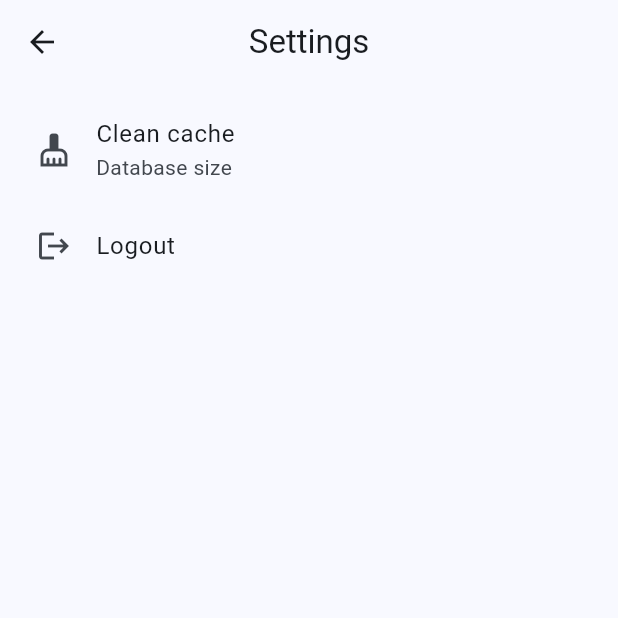
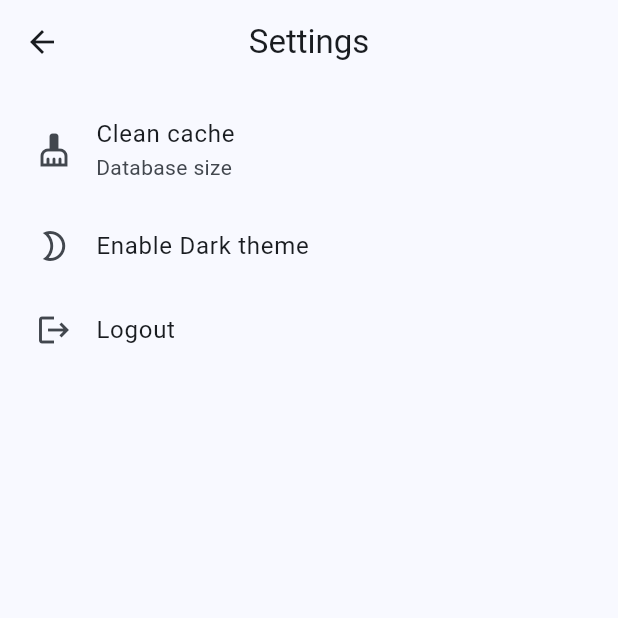
Before and after one commit to Kraigo/loud-whale, a Flutter app: the PreferencesScreen screen opened directly, on a phone screen of 412 x 824 dp, the top half of it. Run offline on Flutter 3.47's test engine with Material 2 defaults, Android fonts, the phone set to English and light mode, and no system bars; our stand-ins replace floor, flutter_dotenv, flutter_html, photo_view, sqflite, video_player; missing offline and left inert: mastodon_api; accounts and stored records are empty; generated files the repository leaves out were written again; statements that could not run were skipped.

Commit message:
feat: dark theme

```diff
--- a/lib/base/store_key.dart
+++ b/lib/base/store_key.dart
@@ -6,7 +6,8 @@ enum StorageKeys {
   statusesMaxCharacter('statuses_max_characters'),
   statusesMaxAttachments('statuses_max_attachments'),
   pollMaxOptions('poll_max_options'),
-  pollMaxCharacters('poll_max_characters_per_option');
+  pollMaxCharacters('poll_max_characters_per_option'),
+  accessabilityDarkMode('accessabilityDarkMode');
 
   const StorageKeys(this.storageKey);
   final String storageKey;
--- a/lib/providers/settings_provider.dart
+++ b/lib/providers/settings_provider.dart
@@ -15,6 +15,15 @@ class SettingsProvider extends ChangeNotifier {
       return settings[key];
     }
     return null;
+  }
+
+  Future<void> updateSettingValue(StorageKeys key, String value) async {
+    final setting = SettingEntity(
+      name: key.storageKey,
+      value: value,
+    );
+    await settingDao.insertSetting(setting);
+    await refresh();
   }
 
   int get statusMaxLength {
@@ -57,4 +66,9 @@ class SettingsProvider extends ChangeNotifier {
       }
     } catch (_) {}
   }
+
+  bool get isDarkEnabled {
+    return getSettingValue(StorageKeys.accessabilityDarkMode)?.isNotEmpty ??
+        false;
+  }
 }
--- a/lib/screens/preferences_screen.dart
+++ b/lib/screens/preferences_screen.dart
@@ -1,7 +1,9 @@
 import 'package:flutter/material.dart';
 import 'package:mastodon/base/database.dart';
 import 'package:mastodon/base/routes.dart';
+import 'package:mastodon/base/store_key.dart';
 import 'package:mastodon/helpers/format_bytes.dart';
+import 'package:mastodon/providers/settings_provider.dart';
 import 'package:provider/provider.dart';
 
 class PreferencesScreen extends StatefulWidget {
@@ -75,12 +77,13 @@ class _PreferencesScreenState extends State<PreferencesScreen> {
                   : const Icon(Icons.cleaning_services),
               onTap: _onCleanCache,
             ),
+            const _DarkThemeOption(),
             ListTile(
               tileColor: Theme.of(context).cardColor,
               title: const Text("Logout"),
               leading: const Icon(Icons.logout),
               onTap: _onLogout,
-            )
+            ),
           ],
         ),
       ),
@@ -101,3 +104,30 @@ class LoadingIcon extends StatelessWidget {
         ));
   }
 }
+
+class _DarkThemeOption extends StatelessWidget {
+  final storageKey = StorageKeys.accessabilityDarkMode;
+
+  const _DarkThemeOption({super.key});
+
+  _onToggleTheme(BuildContext context) async {
+    final settingsProvider = context.read<SettingsProvider>();
+    await settingsProvider.updateSettingValue(
+        storageKey, settingsProvider.isDarkEnabled ? '' : 'dark');
+  }
+
+  @override
+  Widget build(BuildContext context) {
+    final settingsProvider = context.watch<SettingsProvider>();
+    return ListTile(
+      tileColor: Theme.of(context).cardColor,
+      title: settingsProvider.isDarkEnabled
+          ? const Text("Enable Light theme")
+          : const Text("Enable Dark theme"),
+      leading: settingsProvider.isDarkEnabled
+          ? const Icon(Icons.sunny)
+          : const Icon(Icons.mode_night_outlined),
+      onTap: () => _onToggleTheme(context),
+    );
+  }
+}
```
Also changed, not shown: lib/main.dart (+16 -10 lines).
